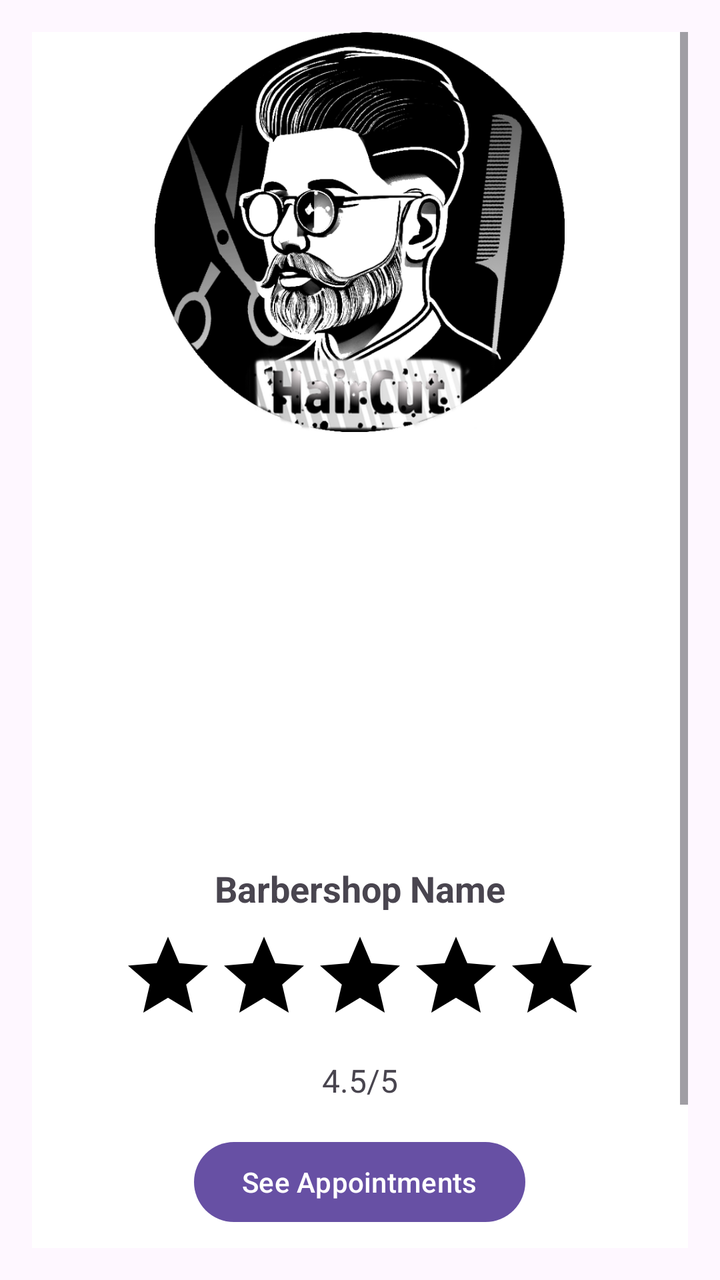
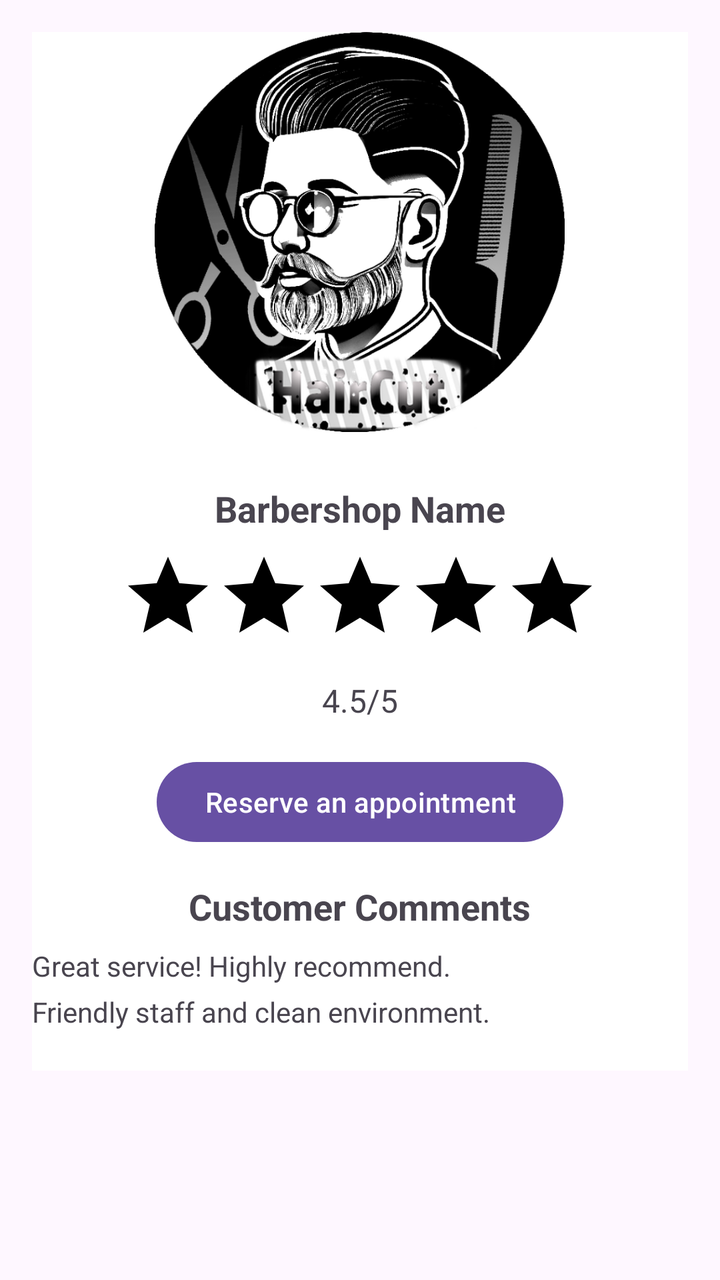

The first picture is an Android layout as it rendered before a commit; the second is the same layout after the commit. The layout source and the unified diff follow.
<!-- AndroidManifest.xml: application theme Theme.Haircut -->
<!-- res/layout/fragment_barbershop_profile.xml -->
<ScrollView xmlns:android="http://schemas.android.com/apk/res/android"
    android:layout_width="match_parent"
    android:layout_height="match_parent"
    android:padding="16dp">

    
    <LinearLayout
        android:orientation="vertical"
        android:layout_width="match_parent"
        android:layout_height="wrap_content"
        android:background="@color/white"
        android:gravity="center_horizontal">

        
        <ImageView
            android:id="@+id/barbershop_image"
            android:layout_width="match_parent"
            android:layout_height="200dp"
            android:src="@drawable/haircut_app_icon"
            android:scaleType="centerInside" />

        
        <ImageView
            android:id="@+id/banner_image"
            android:layout_width="match_parent"
            android:layout_height="200dp"
            android:scaleType="centerCrop"
            android:layout_marginBottom="16dp" />

        
        <TextView
            android:id="@+id/barbershop_name"
            android:layout_width="wrap_content"
            android:layout_height="wrap_content"
            android:text="Barbershop Name"
            android:textSize="18sp"
            android:textStyle="bold"
            android:gravity="center"
            android:layout_marginBottom="8dp" />

        
        <RatingBar
            android:id="@+id/barbershop_rating"
            android:layout_width="wrap_content"
            android:layout_height="wrap_content"
            android:numStars="5"
            android:rating="0"
            android:stepSize="0.5"
            android:progressTint="@color/quantum_yellow"
            android:progressBackgroundTint="@color/black"
            android:layout_marginBottom="8dp" />

        
        <TextView
            android:id="@+id/rating_bar"
            android:layout_width="wrap_content"
            android:layout_height="wrap_content"
            android:text="4.5/5"
            android:textSize="16sp"
            android:gravity="center"
            android:layout_marginBottom="16dp"/>

        

        

        <Button
            android:id="@+id/see_appointments_button"
            android:layout_width="wrap_content"
            android:layout_height="wrap_content"
            android:layout_marginBottom="16dp"
            android:gravity="center"
            android:text="See Appointments" />

        <TextView
            android:id="@+id/comments_title"
            android:layout_width="wrap_content"
            android:layout_height="wrap_content"
            android:text="Customer Comments"
            android:textSize="18sp"
            android:textStyle="bold"
            android:layout_marginBottom="8dp" />

        
        <LinearLayout
            android:id="@+id/comments_section"
            android:orientation="vertical"
            android:layout_width="match_parent"
            android:layout_height="wrap_content"
            android:layout_marginBottom="16dp">

            
            <TextView
                android:id="@+id/comment1"
                android:layout_width="wrap_content"
                android:layout_height="wrap_content"
                android:text="Great service! Highly recommend."
                android:textSize="14sp"
                android:layout_marginBottom="4dp" />

            <TextView
                android:id="@+id/comment2"
                android:layout_width="wrap_content"
                android:layout_height="wrap_content"
                android:text="Friendly staff and clean environment."
                android:textSize="14sp"
                android:layout_marginBottom="4dp" />

            
        </LinearLayout>

    </LinearLayout>
</ScrollView>
<!-- resources referenced by this layout -->
<resources>
  <color name="black">#FF000000</color>
  <color name="white">#FFFFFFFF</color>
  <!-- drawable haircut_app_icon: webp bitmap (drawable, 96410 bytes) -->
  <style name="Theme.Haircut" parent="Base.Theme.Haircut" />
  <style name="Base.Theme.Haircut" parent="Theme.Material3.DayNight.NoActionBar">
          
          
      </style>
</resources>

<!-- the commit's change to res/layout/fragment_barbershop_profile.xml (unified diff, before → after) -->
@@ -23,7 +23,7 @@
         <ImageView
             android:id="@+id/banner_image"
             android:layout_width="match_parent"
-            android:layout_height="200dp"
+            android:layout_height="10dp"
             android:scaleType="centerCrop"
             android:layout_marginBottom="16dp" />
 
@@ -70,7 +70,7 @@
             android:layout_height="wrap_content"
             android:layout_marginBottom="16dp"
             android:gravity="center"
-            android:text="See Appointments" />
+            android:text="Reserve an appointment" />
 
         <TextView
             android:id="@+id/comments_title"
